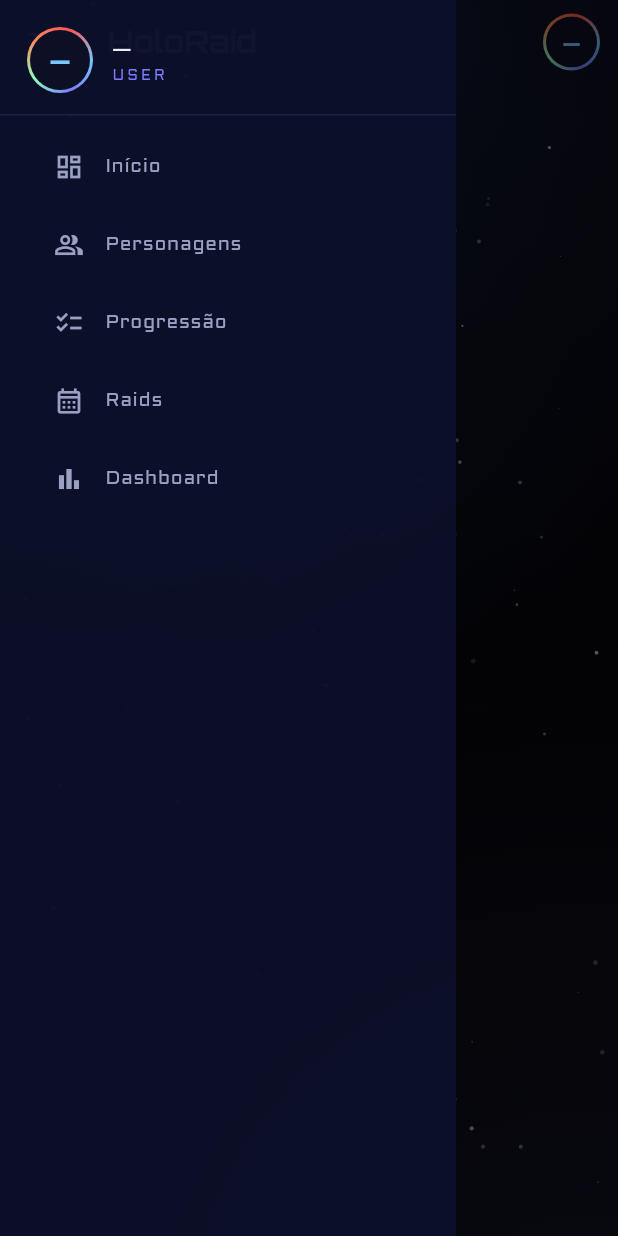
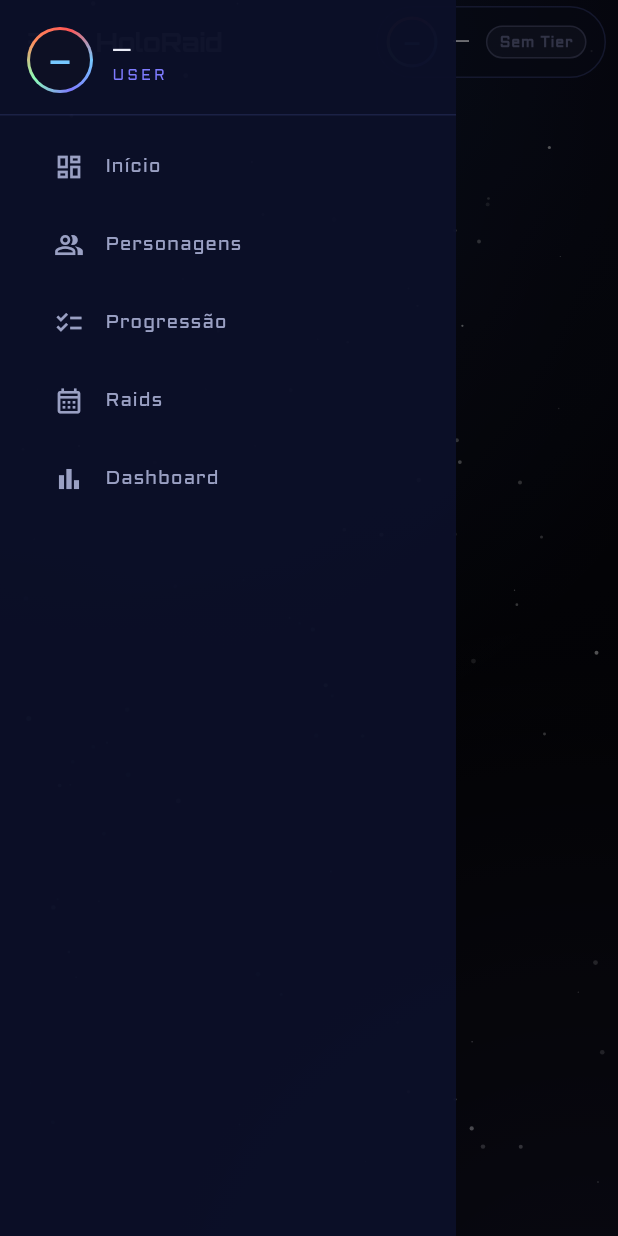
Before and after one commit to leozinhoszg/HoloRaid, a Flutter app: the AppShell screen opened directly with empty values, with the side drawer open, on a phone screen of 412 x 824 dp. Run offline on Flutter 3.47's test engine with Material 3 defaults, Android fonts, the phone set to English and light mode, and no system bars; our stand-ins replace dio, flutter_animate, flutter_riverpod, flutter_secure_storage, go_router, qr_flutter and 1 more; missing offline and left inert: flutter_web_auth_2; accounts and stored records are empty; network calls fail.

Commit message:
feat(app): card completo do usuario tambem no mobile (AppBar com titulo compacto)

```diff
--- a/app/lib/core/nav/app_shell.dart
+++ b/app/lib/core/nav/app_shell.dart
@@ -46,8 +46,12 @@ class AppShell extends ConsumerWidget {
       }
       return Scaffold(
         appBar: AppBar(
-          title: Text(title),
-          actions: const [Padding(padding: EdgeInsets.only(right: 12), child: Center(child: HoloUserMenu(compact: true)))],
+          titleSpacing: 8,
+          title: Text(title,
+              maxLines: 1,
+              overflow: TextOverflow.ellipsis,
+              style: const TextStyle(fontFamily: 'Orbitron', fontWeight: FontWeight.w700, fontSize: 17, color: HoloPalette.ink)),
+          actions: const [Padding(padding: EdgeInsets.only(right: 8), child: Center(child: HoloUserMenu()))],
         ),
         drawer: const HoloDrawer(),
         floatingActionButton: fabWidget,
```
